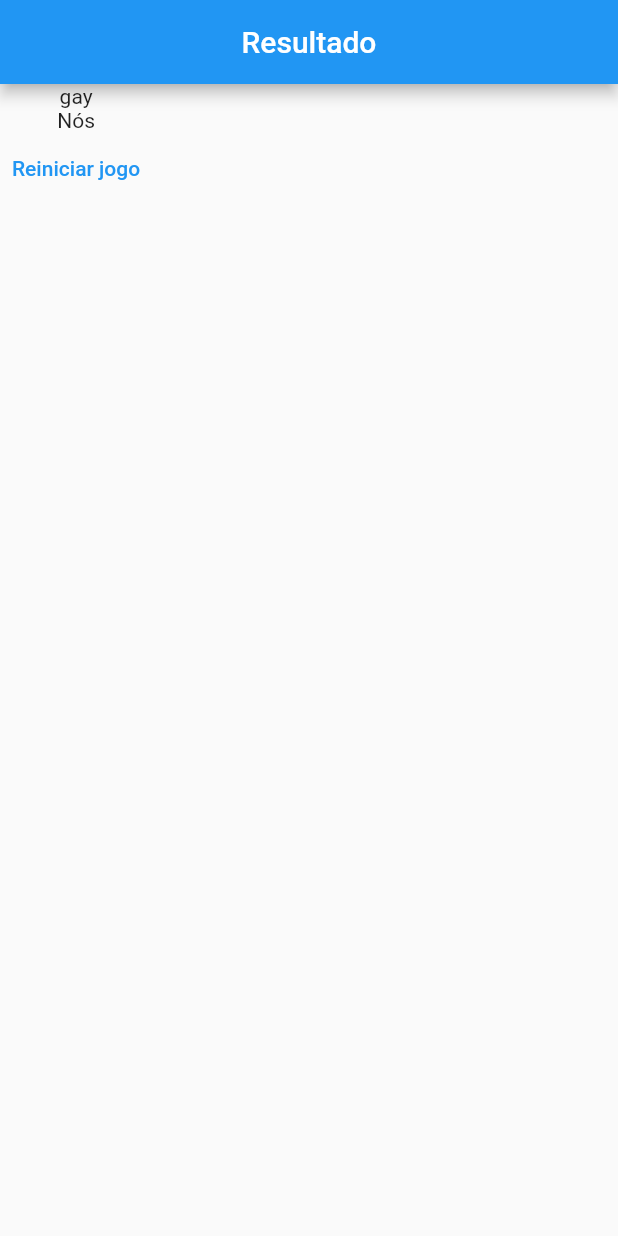
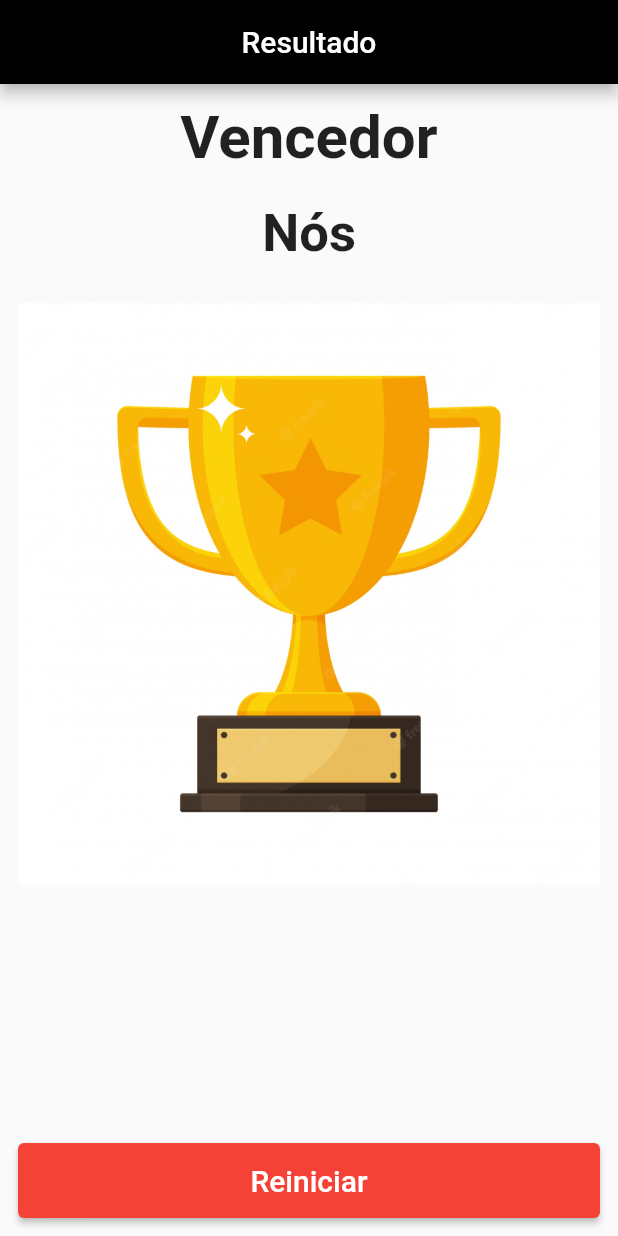
Before and after one commit to CangianiJr/marcador_truco, a Flutter app: the ResultadoPage screen opened directly, on a phone screen of 412 x 824 dp. Run offline on Flutter 3.47's test engine with Material 2 defaults, Android fonts, the light colour scheme and no system bars; our stand-ins replace shared_preferences; accounts and stored records are empty.

Commit message:
Pagina de resultado

```diff
--- a/lib/app/pages/resultado_page.dart
+++ b/lib/app/pages/resultado_page.dart
@@ -13,21 +13,57 @@ class ResultadoPage extends StatelessWidget {
         title: const Text("Resultado"),
         centerTitle: true,
         automaticallyImplyLeading: false,
+        backgroundColor: Colors.black,
       ),
-      body: Column(
+      body: Center(
+        child: Padding(
+          padding: const EdgeInsets.all(12),
+          child: Column(
+            mainAxisAlignment: MainAxisAlignment.spaceBetween,
             children: [
-          const Text("gay"),
-          Text(vencedores),
-          TextButton(
+              // ignore: avoid_unnecessary_containers
+              Container(
+                child: Column(children: [
+                  const Text(
+                    "Vencedor",
+                    style: TextStyle(fontWeight: FontWeight.bold, fontSize: 40),
+                  ),
+                  const SizedBox(
+                    height: 20,
+                  ),
+                  Text(
+                    vencedores,
+                    style: const TextStyle(
+                        fontWeight: FontWeight.bold, fontSize: 35),
+                  ),
+                  const SizedBox(
+                    height: 20,
+                  ),
+                  Image.asset("assets/images/Trofeu.png", height: 400),
+                ]),
+              ),
+              ElevatedButton(
+                style: ElevatedButton.styleFrom(
+                  minimumSize: const Size.fromHeight(50),
+                  backgroundColor: Colors.red,
+                ),
                 onPressed: () {
                   PontuacaoRotina().reiniciarPontuacao();
                   Navigator.push(context, MaterialPageRoute(builder: (context) {
                     return const MarcadorPage();
                   }));
                 },
-            child: const Text("Reiniciar jogo"),
+                child: const Text(
+                  "Reiniciar",
+                  style: TextStyle(
+                    color: Colors.white,
+                    fontSize: 20,
+                  ),
+                ),
               ),
             ],
+          ),
+        ),
       ),
     );
   }
--- a/pubspec.yaml
+++ b/pubspec.yaml
@@ -59,9 +59,8 @@ flutter:
   uses-material-design: true
 
   # To add assets to your application, add an assets section, like this:
-  # assets:
-  #   - images/a_dot_burr.jpeg
-  #   - images/a_dot_ham.jpeg
+  assets:
+    - assets/images/
 
   # An image asset can refer to one or more resolution-specific "variants", see
   # https://flutter.dev/assets-and-images/#resolution-aware
```
Also changed, not shown: assets/images/Trofeu.png (added). Lines whose indentation alone changed are shown as unchanged.
